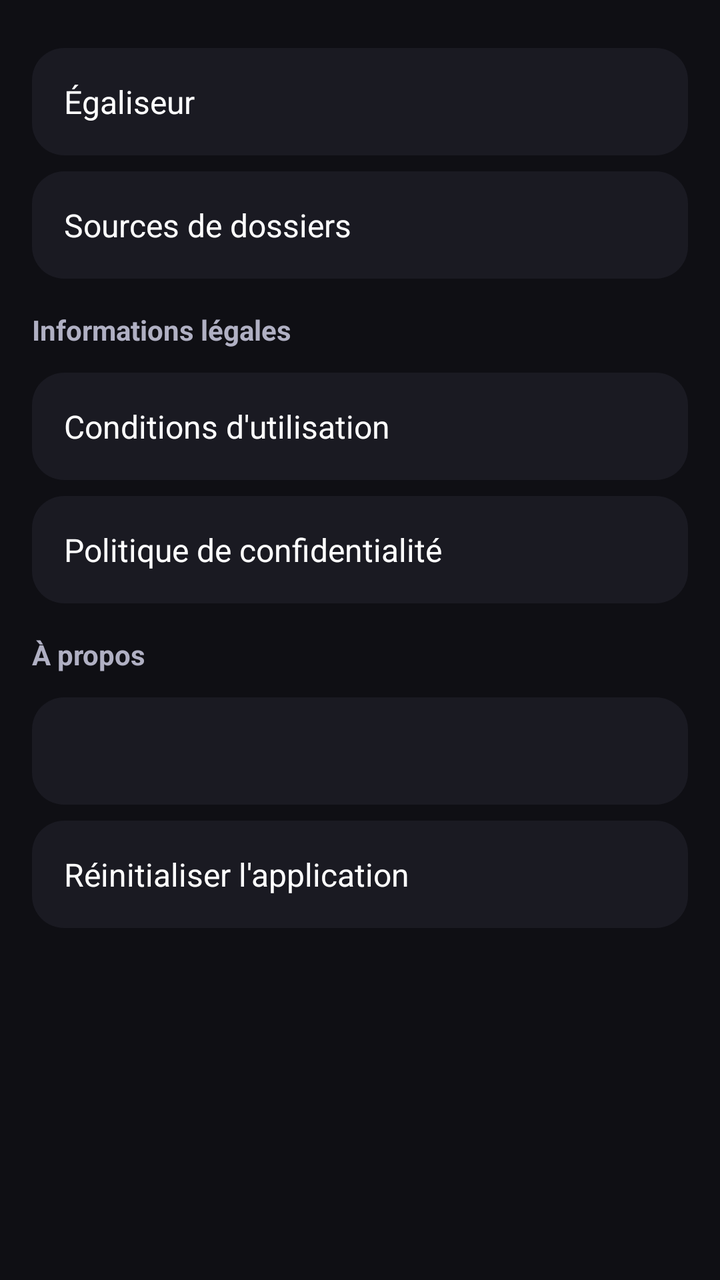
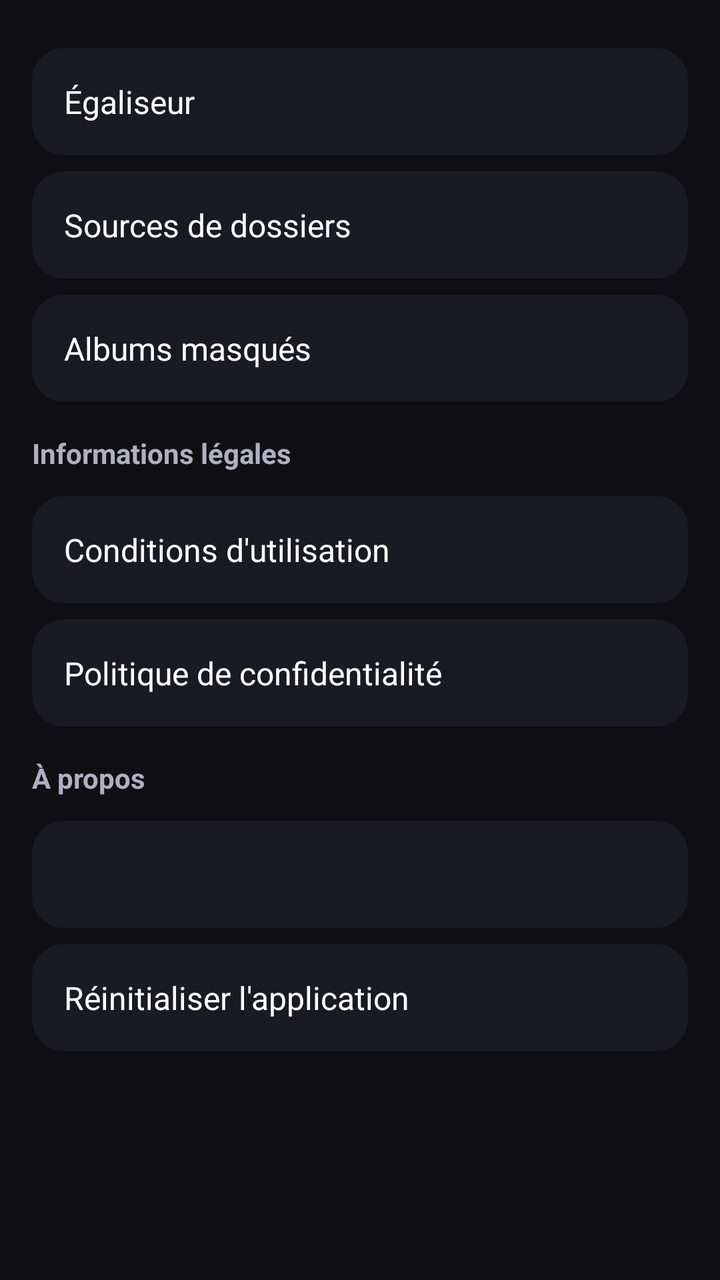

Before-and-after screenshots of an Android layout around one commit, followed by the original layout XML and the change that was made.
<!-- AndroidManifest.xml: application theme Theme.Melodie -->
<!-- res/layout/fragment_library_settings.xml -->
<?xml version="1.0" encoding="utf-8"?>
<androidx.core.widget.NestedScrollView xmlns:android="http://schemas.android.com/apk/res/android"
    android:layout_width="match_parent"
    android:layout_height="match_parent"
    android:background="@color/bg_dark">

    <LinearLayout
        android:layout_width="match_parent"
        android:layout_height="wrap_content"
        android:orientation="vertical"
        android:padding="16dp">

        <TextView
            android:id="@+id/settings_eq"
            style="@style/SettingsItem"
            android:text="@string/settings_equalizer" />

        <TextView
            android:id="@+id/settings_folders"
            style="@style/SettingsItem"
            android:text="@string/settings_folders" />

        <TextView
            style="@style/SettingsSectionTitle"
            android:text="@string/settings_legal_info" />

        <TextView
            android:id="@+id/settings_legal_terms"
            style="@style/SettingsItem"
            android:text="@string/settings_legal_terms" />

        <TextView
            android:id="@+id/settings_legal_privacy"
            style="@style/SettingsItem"
            android:text="@string/settings_legal_privacy" />

        <TextView
            style="@style/SettingsSectionTitle"
            android:text="@string/settings_about" />

        <TextView
            android:id="@+id/settings_app_version"
            style="@style/SettingsItem"
            android:clickable="false"
            android:focusable="false" />

        <TextView
            android:id="@+id/settings_reset_app"
            style="@style/SettingsItem"
            android:text="@string/settings_reset_app" />


    </LinearLayout>
</androidx.core.widget.NestedScrollView>
<!-- resources referenced by this layout -->
<resources>
  <color name="bg_dark">#0F0F14</color>
  <string name="settings_about">À propos</string>
  <string name="settings_equalizer">Égaliseur</string>
  <string name="settings_folders">Sources de dossiers</string>
  <string name="settings_legal_info">Informations légales</string>
  <string name="settings_legal_privacy">Politique de confidentialité</string>
  <string name="settings_legal_terms">Conditions d\'utilisation</string>
  <string name="settings_reset_app">Réinitialiser l\'application</string>
  <style name="SettingsItem">
          <item name="android:layout_width">match_parent</item>
          <item name="android:layout_height">wrap_content</item>
          <item name="android:padding">16dp</item>
          <item name="android:layout_marginTop">8dp</item>
          <item name="android:textColor">@color/text_primary</item>
          <item name="android:textSize">16sp</item>
          <item name="android:background">@drawable/bg_card_rounded</item>
          <item name="android:clickable">true</item>
          <item name="android:focusable">true</item>
          <item name="android:foreground">?attr/selectableItemBackground</item>
      </style>
  <style name="SettingsSectionTitle">
          <item name="android:layout_width">match_parent</item>
          <item name="android:layout_height">wrap_content</item>
          <item name="android:layout_marginTop">16dp</item>
          <item name="android:layout_marginBottom">4dp</item>
          <item name="android:textColor">@color/text_secondary</item>
          <item name="android:textStyle">bold</item>
          <item name="android:textSize">14sp</item>
      </style>
  <style name="Theme.Melodie" parent="Theme.Material3.Dark.NoActionBar">
          <item name="colorPrimary">@color/melodie_purple</item>
          <item name="colorOnPrimary">@color/white</item>
          <item name="colorSecondary">@color/audio_cyan</item>
          <item name="colorOnSecondary">@color/black</item>
          <item name="colorTertiary">@color/energy_green</item>
          <item name="colorOnTertiary">@color/black</item>
  
          <item name="android:colorBackground">@color/bg_dark</item>
          <item name="colorSurface">@color/surface</item>
          <item name="colorSurfaceVariant">@color/surface_variant</item>
          <item name="colorOnBackground">@color/text_primary</item>
          <item name="colorOnSurface">@color/text_primary</item>
          <item name="colorOnSurfaceVariant">@color/text_secondary</item>
  
          <item name="android:statusBarColor">@color/bg_dark</item>
          <item name="android:navigationBarColor">@color/bg_dark</item>
          <item name="android:windowLightStatusBar">false</item>
      </style>
  <color name="text_primary">#FFFFFF</color>
  <!-- drawable bg_card_rounded (drawable) -->
  <shape xmlns:android="http://schemas.android.com/apk/res/android"
      android:shape="rectangle">
      <solid android:color="@color/surface" />
      <corners android:radius="16dp" />
  </shape>
  <color name="text_secondary">#B0B0C3</color>
  <color name="melodie_purple">#7C4DFF</color>
  <color name="white">#FFFFFFFF</color>
  <color name="audio_cyan">#00D4FF</color>
  <color name="black">#FF000000</color>
  <color name="energy_green">#00E5A8</color>
  <color name="surface">#1A1A22</color>
  <color name="surface_variant">#232333</color>
</resources>

<!-- the commit's change to res/layout/fragment_library_settings.xml (unified diff, before → after) -->
@@ -19,6 +19,11 @@
             android:id="@+id/settings_folders"
             style="@style/SettingsItem"
             android:text="@string/settings_folders" />
+
+        <TextView
+            android:id="@+id/settings_hidden_albums"
+            style="@style/SettingsItem"
+            android:text="@string/settings_hidden_albums" />
 
         <TextView
             style="@style/SettingsSectionTitle"
<!-- resource entries referenced after the edit -->
@@ -4,6 +4,7 @@
   <string name="settings_about">À propos</string>
   <string name="settings_equalizer">Égaliseur</string>
   <string name="settings_folders">Sources de dossiers</string>
+  <string name="settings_hidden_albums">Albums masqués</string>
   <string name="settings_legal_info">Informations légales</string>
   <string name="settings_legal_privacy">Politique de confidentialité</string>
   <string name="settings_legal_terms">Conditions d\'utilisation</string>
